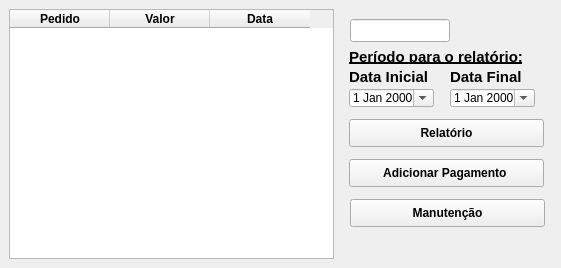
Qt form ui/ui_cards.ui (maatkur/card-payments) before a commit.
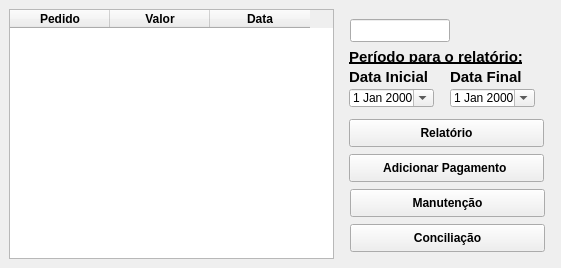
The same form after that commit. Icons and pictures are not drawn.

Commit message: Access conciliations button on cards.py screen

```diff
--- a/ui/ui_cards.ui
+++ b/ui/ui_cards.ui
@@ -245,7 +245,7 @@
        <property name="geometry">
         <rect>
          <x>9</x>
-         <y>150</y>
+         <y>145</y>
          <width>195</width>
          <height>28</height>
         </rect>
@@ -353,7 +353,7 @@
        <property name="geometry">
         <rect>
          <x>10</x>
-         <y>190</y>
+         <y>180</y>
          <width>195</width>
          <height>28</height>
         </rect>
@@ -389,6 +389,34 @@
         <bool>false</bool>
        </property>
       </widget>
+      <widget class="QPushButton" name="conciliation_button">
+       <property name="geometry">
+        <rect>
+         <x>10</x>
+         <y>215</y>
+         <width>195</width>
+         <height>28</height>
+        </rect>
+       </property>
+       <property name="font">
+        <font>
+         <bold>true</bold>
+        </font>
+       </property>
+       <property name="text">
+        <string>Conciliação</string>
+       </property>
+       <property name="icon">
+        <iconset>
+         <normaloff>../icons/acordo.ico</normaloff>../icons/acordo.ico</iconset>
+       </property>
+       <property name="iconSize">
+        <size>
+         <width>22</width>
+         <height>22</height>
+        </size>
+       </property>
+      </widget>
      </widget>
     </item>
    </layout>
```
The commit also changes 3 other files.
